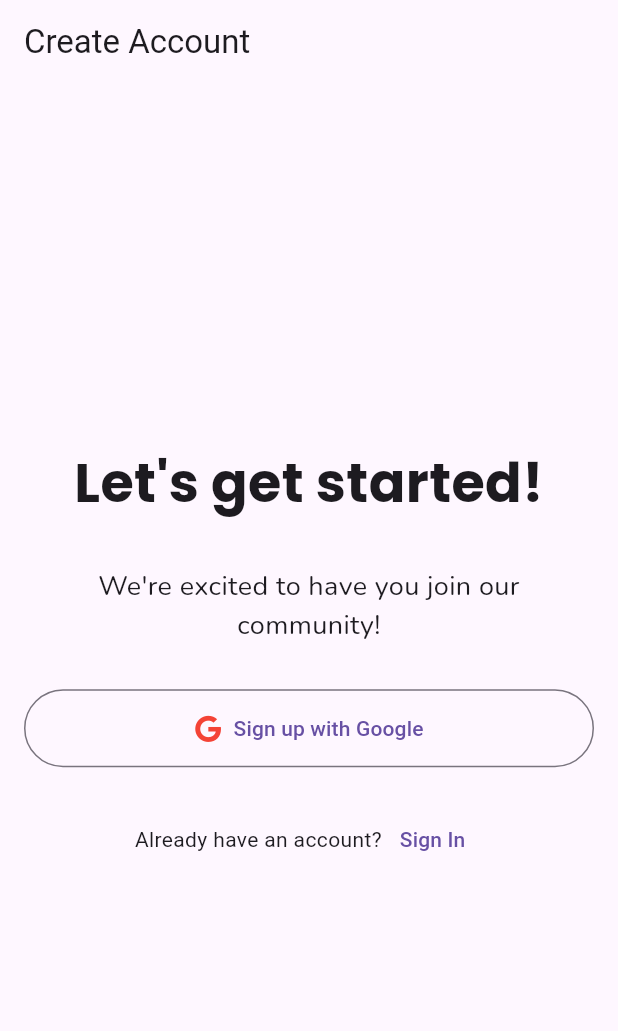
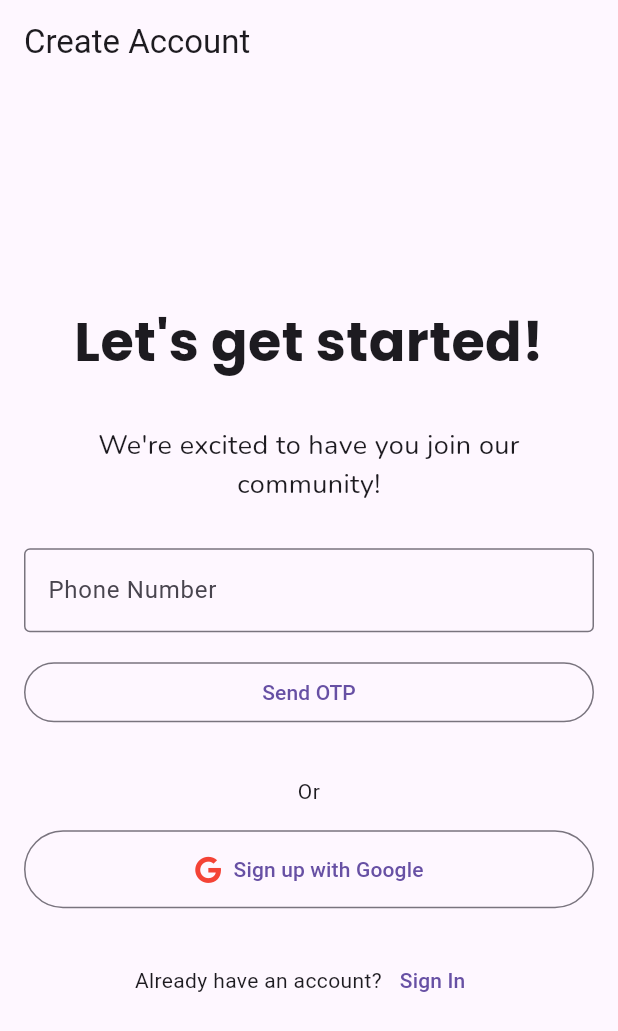
Before and after one commit to jaiakash/complaint_app, a Flutter app: the screen it shows after launch, on a phone screen of 412 x 824 dp. Shown: the top 1031 px of the screen. Run offline on Flutter 3.47's test engine with Material 3 defaults, Android fonts, the light colour scheme and no system bars; our stand-ins replace firebase_auth, firebase_core, fluttertoast, font_awesome_flutter, google_fonts, google_sign_in; accounts and stored records are empty; generated files the repository leaves out were written again.

Commit message:
Fixes: Phone-auth

```diff
--- a/lib/pages/auth/sign_up_page.dart
+++ b/lib/pages/auth/sign_up_page.dart
@@ -3,6 +3,8 @@ import 'package:fluttertoast/fluttertoast.dart';
 import 'package:font_awesome_flutter/font_awesome_flutter.dart';
 import 'package:complaint_app/services/auth/auth_service.dart';
 import 'package:google_fonts/google_fonts.dart';
+import 'package:complaint_app/pages/auth/otp_verification_screen.dart';
+
 
 class SignUpScreen extends StatefulWidget {
   final Function() onSignInPressed;
@@ -15,9 +17,59 @@ class SignUpScreen extends StatefulWidget {
 
 class _SignUpScreenState extends State<SignUpScreen> {
   final AuthService _authService = AuthService();
+  final TextEditingController _phoneController = TextEditingController();
+  final TextEditingController _otpController = TextEditingController();
 
   bool _isLoading = false;
+  bool _otpSent = false;
+  String? _verificationId;
 
+
+
+  // Send OTP for Phone Authentication
+  Future<void> _sendOTP() async {
+    String phoneNumber = "+91${_phoneController.text.trim()}"; // Adjust country code if needed
+    setState(() => _isLoading = true);
+
+    await _authService.sendOTP(phoneNumber, (String verificationId, int? resendToken) {
+      setState(() {
+        _verificationId = verificationId;
+        _otpSent = true;
+        _isLoading = false;
+      });
+      Fluttertoast.showToast(msg: "OTP Sent!");
+
+      // Navigate to OTP Verification Screen
+    Navigator.push(
+      context,
+      MaterialPageRoute(
+        builder: (context) => OTPVerificationScreen(verificationId: _verificationId!),
+      ),
+    );
+    });
+  }
+
+  //Verify OTP
+  Future<void> _verifyOTP() async {
+    if (_verificationId == null) return;
+    setState(() => _isLoading = true);
+
+    final userCredential = await _authService.verifyOTP(
+      _verificationId!,
+      _otpController.text.trim(),
+    );
+
+    setState(() => _isLoading = false);
+
+    if (userCredential != null && mounted) {
+      Navigator.pushReplacementNamed(context, '/home');
+    } else {
+      Fluttertoast.showToast(msg: "Invalid OTP");
+    }
+  }
+
+
+  //sign up with google
   Future<void> _signUpWithGoogle() async {
     setState(() {
       _isLoading = true;
@@ -74,6 +126,48 @@ class _SignUpScreenState extends State<SignUpScreen> {
                 ),
                 const SizedBox(height: 30),
 
+
+
+                //Phone Number Input
+                TextField(
+                  controller: _phoneController,
+                  keyboardType: TextInputType.phone,
+                  decoration: const InputDecoration(
+                    labelText: 'Phone Number',
+                    border: OutlineInputBorder(),
+                  ),
+                ),
+                const SizedBox(height: 16),
+
+                // Send OTP Button / OTP Input Field
+                _otpSent
+                    ? TextField(
+                        controller: _otpController,
+                        keyboardType: TextInputType.number,
+                        decoration: const InputDecoration(
+                          labelText: 'Enter OTP',
+                          border: OutlineInputBorder(),
+                        ),
+                      )
+                    : OutlinedButton(
+                        onPressed: _isLoading ? null : _sendOTP,
+                        child: const Text('Send OTP'),
+                      ),
+                const SizedBox(height: 16),
+
+                //Verify OTP Button
+                _otpSent
+                    ? ElevatedButton(
+                        onPressed: _isLoading ? null : _verifyOTP,
+                        child: _isLoading ? const CircularProgressIndicator() : const Text('Verify OTP'),
+                      )
+                    : const SizedBox(),
+
+                const SizedBox(height: 16),
+                const Text('Or', textAlign: TextAlign.center),
+                const SizedBox(height: 16),
+
+
                 // Google sign-up button
                 OutlinedButton.icon(
                   onPressed: _isLoading ? null : _signUpWithGoogle,
```
Also changed, not shown: lib/services/auth/auth_service.dart (+38 -0 lines).
